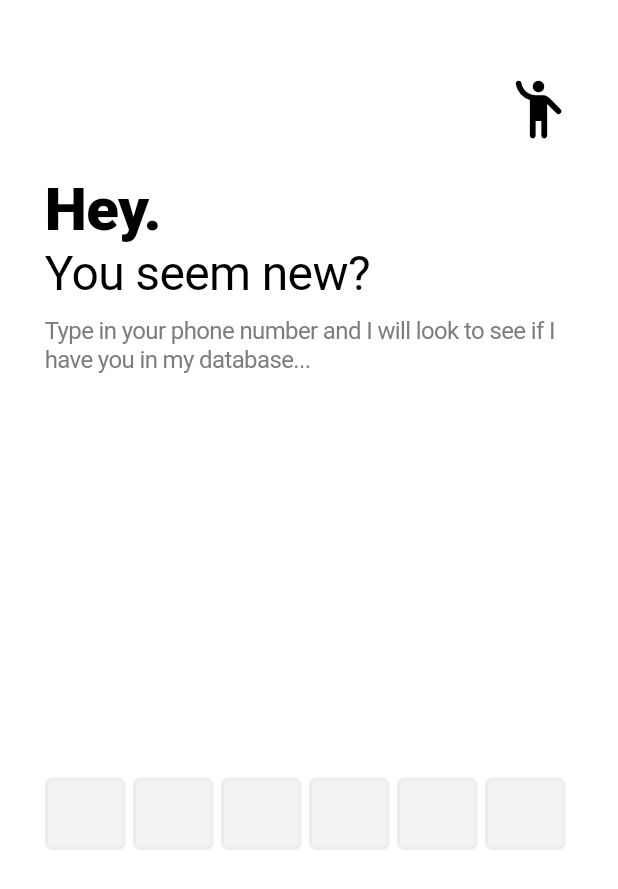
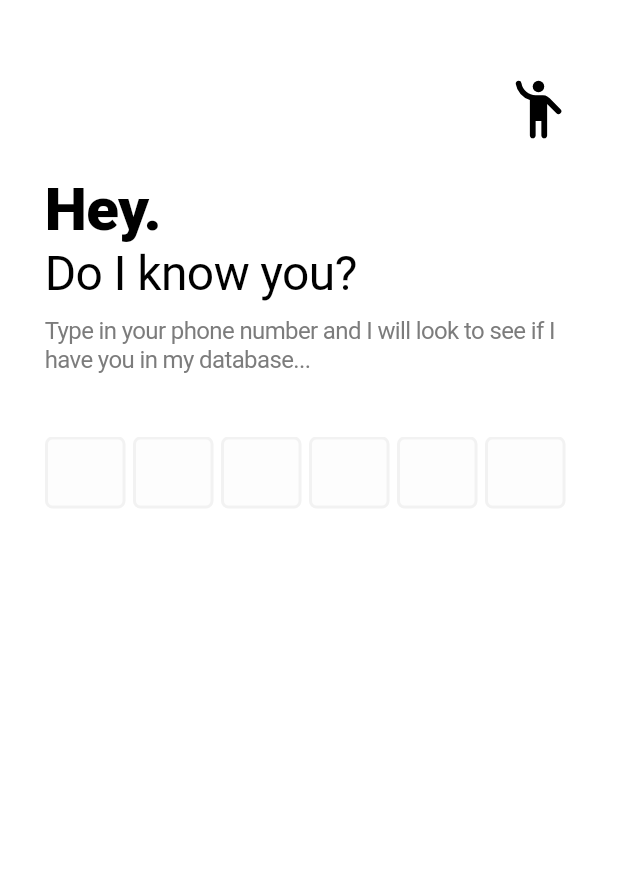
Before and after one commit to lucygeneric/geopig, a Flutter app: the screen it shows after launch, swiped to page 2, on a phone screen of 412 x 824 dp. Shown: the top 889 px of the screen. Run offline on Flutter 3.47's test engine with Material 2 defaults, Android fonts, the phone set to English and light mode, and no system bars; our stand-ins replace after_layout, async_redux, firebase_auth, firebase_core, flutter_svg, intl_phone_number_input; accounts and stored records are empty.

Commit message:
rejigged some shit

```diff
--- a/lib/pages/login/login.dart
+++ b/lib/pages/login/login.dart
@@ -12,34 +12,21 @@ import 'package:geopig/redux/app_state.dart';
 import 'package:geopig/services/auth.dart';
 import 'package:geopig/type.dart';
 import 'package:geopig/widgets/button.dart';
-import 'package:geopig/widgets/input.dart';
 import 'package:geopig/widgets/progress.dart';
 import 'package:geopig/widgets/round_icon.dart';
 import 'package:geopig/widgets/sms_code_input.dart';
 import 'package:intl_phone_number_input/intl_phone_number_input.dart';
 
 
-
-
-abstract class LoginContentEnum {
-  factory LoginContentEnum._() => null; // prevents extension.
-  static const int INITIAL = 0;
-  static const int CODE_ENTRY = 1;
-  static const int CODE_TIMEOUT = 2;
-  static const int AUTH_FAILED = 3;
-  static const int COMPLETE = 4;
-}
 class _Login extends StatefulWidget {
 
   final AuthenticatorState authState;
-  final int contentIndex;
   final int pageIndex;
   final String tagline;
   final String description;
 
   _Login({
     this.authState,
-    this.contentIndex,
     this.pageIndex,
     this.tagline = "",
     this.description = ""
@@ -58,7 +45,7 @@ class _LoginState extends State<_Login> {
   PageController pageController;
   AuthenticationService authService;
   bool phoneNumberIsValid = false;
-  AuthenticatorState stateWas;
+  String taglineWas;
 
   @override
   void initState(){
@@ -88,17 +75,19 @@ class _LoginState extends State<_Login> {
 
   Widget get resendControls => SizedBox(
     width: MediaQuery.of(context).size.width - (kGutterWidth * 2),
-    child: SizedBox(height: 100, child: Flexible(child: Column(children: [
+    height: secondaryControlHeight,
+    child: Column(children: [
       Container(child: Text("Didn't get a code?", style: TextStyles.important(context))),
       Container(child: Text("It can take up to a minute to arrive ...", style: TextStyles.regular(context))),
-      Button(label: "Send it again!")
-  ]))));
+      Button(label: "Send it again!", onTap: resendCode)
+  ]));
 
   Widget get timeoutControls => SizedBox(
     width: MediaQuery.of(context).size.width - (kGutterWidth * 2),
+    height: secondaryControlHeight,
     child: Column(children: [
       Container(child:
-        Button(label: "Send a new code", onTap: authService.resendCode),
+        Button(label: "Send a new code", onTap: resendCode)
       ),
       Button(label: "You didn't send me a code!", color: PigColor.error)
   ]));
@@ -107,9 +96,11 @@ class _LoginState extends State<_Login> {
     FirebaseAuth.instance
       .authStateChanges()
       .listen((User user) {
-        if (user != null)
+        if (user != null){
           // navigate to dash CHECK IF THEY HAS A NAME THO
-          print("Logged in....");
+          print("----------------------- LOGGED IN STATE ------------------------------");
+
+        }
       });
   }
 
@@ -127,45 +118,79 @@ class _LoginState extends State<_Login> {
     return number.phoneNumber;
   }
 
+  void resendCode() async {
+    String fullNumber = await getPhoneNumber(inputController.text);
+    authService.resendCode(fullNumber);
+  }
+
   void timeoutSecondaryControlReveal() async {
-    if (secondaryControlContent == null || controlsVisible) return;
+    // make sure the panel is hidden if the content is awol
+    if (secondaryControlContent == null){
+      this.secondaryControlHeight = 0.0;
+      return;
+    }
+    // don't do this if they are already visible
+    if (controlsVisible) return;
 
-    await Future.delayed(Duration(milliseconds: 1500), () => print("Revealing..."));
-    setState(() { this.secondaryControlHeight = 120.0; });
+    await Future.delayed(Duration(milliseconds: 1500), () => print("[INFO] Revealing Secondary Controls"));
+    setState(() { this.secondaryControlHeight = 130.0; });
   }
 
   void addAdditionalControls(){
-    // sometimes we have additional controls
-    switch (widget.contentIndex){
-      case LoginContentEnum.CODE_ENTRY:
+    // sometimes we have additional controls.  There are rules for when to show them
+    secondaryControlContent = null;
+
+    /// ADDITIVE
+    // if we are on code entry
+    if (widget.pageIndex == PageEnum.CODE_ENTRY.index)
       secondaryControlContent = resendControls;
-        break;
-      case LoginContentEnum.CODE_TIMEOUT:
+
+    // if we are on code timeout
+    if (widget.pageIndex == PageEnum.CODE_TIMEOUT.index)
       secondaryControlContent = timeoutControls;
-        break;
-      default:
-        // do nowt
+
+    /// SUBTRACTIVE
+    // if it's verifying then don't show the controls
+    if (widget.authState == AuthenticatorState.CODE_VERIFYING)
+      secondaryControlContent = null;
+
+    timeoutSecondaryControlReveal();
   }
-    timeoutSecondaryControlReveal();
+
+  Widget loadingWidget(){
+    if ([AuthenticatorState.DIGITS_VERIFYING, AuthenticatorState.CODE_VERIFYING].contains(widget.authState))
+      return Padding(
+        padding: EdgeInsets.symmetric(vertical: 20.0, horizontal: 15.0),
+        child: Row(
+          mainAxisAlignment: MainAxisAlignment.spaceAround,
+          children: [
+            Text(widget.authState == AuthenticatorState.DIGITS_VERIFYING ? "Searching for your digits..." : "Doing a thing...", style: TextStyles.important(context)),
+            Spacer(),
+            ProgressSpinner(size: 16.0),
+          ]
+        )
+
+      );
+    return Container();
   }
 
   @override
   Widget build(BuildContext context) {
 
-    // reset if state changed
-    if (widget.authState != stateWas){
+    // reset if tagline changed because it means the
+    // text items need to regenerate
+    if (widget.tagline != taglineWas){
       reset();
-      stateWas = widget.authState;
+      taglineWas = widget.tagline;
     }
 
     addAdditionalControls();
 
     // build the type array here
     List<String> typeText = [widget.tagline];
-    if (widget.contentIndex == 0)
+    // add a little lead-in
+    if (widget.pageIndex == 0)
       typeText.insertAll(0, ['.','','.',]);
-
-    print("BUILD IS CALLED AND PRIMARY CONTENT OPAICTY IS $primaryContentOpacity");
 
     return Scaffold(
       body: Container(
@@ -213,13 +238,18 @@ class _LoginState extends State<_Login> {
                     Text(widget.description, style: TextStyles.regular(context)),
               )),
 
-              Flexible(child:
+                  Expanded(child:
+                  AnimatedOpacity(
+                duration: Duration(milliseconds: 150),
+                opacity: primaryContentOpacity,
+                child:
                     PageView(
                       controller: pageController,
                       children: [
                         /// IDX 0 - DIGITS/IDLE ------------------
                         Column(
                           mainAxisSize: MainAxisSize.min,
+                          mainAxisAlignment: MainAxisAlignment.start,
                           children: [
                             AnimatedOpacity(
                               duration: Duration(milliseconds: 250),
@@ -257,51 +287,58 @@ class _LoginState extends State<_Login> {
                               ),
                             ),
 
-                        if (widget.authState == AuthenticatorState.VERIFYING)
-                          Padding(
-                            padding: EdgeInsets.symmetric(vertical: 20.0, horizontal: 15.0),
-                            child: Row(
-                              mainAxisAlignment: MainAxisAlignment.spaceAround,
-                              children: [
-                                Text("Searching for your digits...", style: TextStyles.important(context)),
-                                Spacer(),
-                                ProgressSpinner(size: 16.0),
-                              ]
-                            )
+                            loadingWidget()
 
-                          ),
                         ]),
 
                         /// IDX 1 - CODE ------------------
+                        Column(
+                          mainAxisSize: MainAxisSize.min,
+                          mainAxisAlignment: MainAxisAlignment.start,
+                          children: [
                             SmsCodeInput(
-
+                              enabled: widget.pageIndex == PageEnum.CODE_ENTRY.index,
+                              onFinished: (String code) => authService.submitOTP(code),
                             ),
+                            loadingWidget()
+                          ]),
 
                         /// IDX 2 - CODE TIMEOUT
                         Container(child:
-                      Container(child: Text('timeout'))
+                          Container()
                         ),
 
-                    /// IDX 3 - CODE FAILED
-                    Container(child:
-                      Container(child: Text('failed'))
-                    ),
-
-                    /// IDX 4 - COMPLETE
-                    Container(child: Text('complete'))
-                  ]),
-              )
+                        /// IDX 3 - CODE COMPLETE
+                        Column(
+                          mainAxisSize: MainAxisSize.min,
+                          mainAxisAlignment: MainAxisAlignment.start,
+                          children: [
+                            SizedBox(height: 60, child:
+                              Button(label: "GO!", onTap: () => Navigator.of(context).pushReplacementNamed("/dashboard")))
                           ]
                         ),
 
-          // Secondary Controls
-          Positioned(bottom: 0, left:0, child:
+                        /// IDX 4 - ERROR
+                        Container(child:
+                          Text('I don\'t know what to do...'))
+                      ]),
+                  ),
+              ),
+
+              SingleChildScrollView(child:
+                // this thing overflows. problem for another day.
                 AnimatedContainer(
                   duration: Duration(milliseconds: 250),
                   height: secondaryControlHeight,
                   child: secondaryControlContent
                 )
               )
+            ]
+          ),
+
+          // Secondary Controls
+
+
         ])
 
     ));
@@ -310,11 +347,14 @@ class _LoginState extends State<_Login> {
 
 /// REDUX VIEW MODEL /////////////////////////////////////////////////////////
 //////////////////////////////////////////////////////////////////////////////
+///
+enum PageEnum {
+  INITIAL, CODE_ENTRY, CODE_TIMEOUT, COMPLETE, ERROR
+}
 class LoginModel extends Redux.BaseModel<AppState> {
   LoginModel();
 
   AuthenticatorState authState;
-  int contentIndex;
   int pageIndex;
   String tagline;
   String description;
@@ -322,72 +362,68 @@ class LoginModel extends Redux.BaseModel<AppState> {
 
   // Taglines
   List<String> taglineContents = [
-    "You seem new?",
-    "You are new!",
-    "Whoops!",
-    "This is embarrasing..",
-    "complete"
+    "Do I know you?",
+    "Eyeballing...",
+    "Whoops...",
+    "Thanks!",
+    "Uh Oh..."
   ];
 
   // Descriptions
   List<String> descriptionContents = [
     "Type in your phone number and I will look to see if I have you in my database...",
-    "I will send you a txt message with a unique code so that I can verify that you are really you. Enter this code below..",
+    "I have sent you a txt message with a unique code so that I can verify that you are really you. Enter this code below..",
     "It took too long for you to enter the code so I had to reset it, sorry about that.  Ask me for a new code!",
-    "The RealClean login service is unreachable.\n\nCan you check that you are connected to the internet and try this again?",
-    "complete"
+    "We are now connected! Good things await inside, lets get started!",
+    "Something has gone terribly wrong................................................................................"
   ];
 
 
   LoginModel.build({
     @required this.authState,
-    @required this.contentIndex,
     @required this.pageIndex,
     @required this.tagline,
     @required this.description,
-  }) : super(equals: [authState, contentIndex, pageIndex, tagline, description]);
+  }) : super(equals: [authState, pageIndex, tagline, description]);
 
 
   @override
   LoginModel fromStore() {
 
-    int contentIndex;
+
     int pageIndex;
-
+    print("----------------------- state.authState.state ${state.authState.state}");
     switch(state.authState.state){
       case AuthenticatorState.IDLE:
-      case AuthenticatorState.VERIFYING:
-        contentIndex = LoginContentEnum.INITIAL;
-        pageIndex = 0;
+      case AuthenticatorState.DIGITS_VERIFYING:
+        pageIndex = PageEnum.INITIAL.index;
         break;
-      case AuthenticatorState.VERIFIED:
+      case AuthenticatorState.DIGITS_VERIFIED:
       case AuthenticatorState.CODE_SENT:
-        contentIndex = LoginContentEnum.CODE_ENTRY;
-        pageIndex = 1;
+        pageIndex = PageEnum.CODE_ENTRY.index;
         break;
       case AuthenticatorState.FAILED:
-        contentIndex = LoginContentEnum.AUTH_FAILED;
-        pageIndex = 2;
+        pageIndex = PageEnum.ERROR.index;
         break;
       case AuthenticatorState.CODE_TIMEOUT:
-        contentIndex = LoginContentEnum.CODE_TIMEOUT;
-        pageIndex = 1;
+        pageIndex = PageEnum.CODE_TIMEOUT.index;
         break;
-      case AuthenticatorState.VALIDATED:
-        contentIndex = LoginContentEnum.COMPLETE;
-        pageIndex = 3;
+      case AuthenticatorState.CODE_VERIFYING:
+        // no custom content, it's just verifying again...
+        pageIndex = PageEnum.CODE_ENTRY.index;
+        break;
+      case AuthenticatorState.AUTHENTICATED:
+        pageIndex = PageEnum.COMPLETE.index;
         break;
       default:
-        contentIndex = LoginContentEnum.INITIAL;
-        pageIndex = 0;
+        pageIndex = PageEnum.INITIAL.index;
     }
 
     return LoginModel.build(
       authState: state.authState.state,
-      contentIndex: contentIndex,
       pageIndex: pageIndex,
-      tagline: taglineContents[contentIndex],
-      description: descriptionContents[contentIndex]
+      tagline: taglineContents[pageIndex],
+      description: descriptionContents[pageIndex]
     );
   }
 }
@@ -401,7 +437,6 @@ class Login extends StatelessWidget {
         authState: vm.authState,
         tagline: vm.tagline,
         description: vm.description,
-        contentIndex: vm.contentIndex,
         pageIndex: vm.pageIndex
       ),
     );
--- a/lib/services/auth.dart
+++ b/lib/services/auth.dart
@@ -5,12 +5,13 @@ import 'package:geopig/redux/store.dart';
 
 enum AuthenticatorState {
   IDLE,
-  VERIFYING,
-  VERIFIED,
+  DIGITS_VERIFYING,
+  DIGITS_VERIFIED,
   FAILED,
   CODE_SENT,
   CODE_TIMEOUT,
-  VALIDATED
+  CODE_VERIFYING,
+  AUTHENTICATED
 }
 class AuthenticationService {
 
@@ -28,40 +29,49 @@ class AuthenticationService {
 
   AuthCredential phoneAuthCredential;
   String verificationId;
+  int resendCodeToken;
   bool codeSent = false;
+  bool authenticated = false;
 
-  verifyNumber(String number, { bool isResend = false }) {
-    store.dispatch(UpdateAuthenticatorState(value: AuthenticatorState.VERIFYING));
+  verifyNumber(String number, { int forceResendingToken }) {
+
+    if (forceResendingToken == null)
+      store.dispatch(UpdateAuthenticatorState(value: AuthenticatorState.DIGITS_VERIFYING));
+
     FirebaseAuth.instance.verifyPhoneNumber(
       phoneNumber: number,
-      timeout: Duration(seconds: 5),
+      timeout: Duration(seconds: 15),
+      forceResendingToken: forceResendingToken,
       verificationCompleted: (PhoneAuthCredential credential) {
         phoneAuthCredential = credential;
         print("----------- verifyNumber Returns true");
-        if (!isResend)
-          store.dispatch(UpdateAuthenticatorState(value: AuthenticatorState.VERIFIED));
+
+        if (forceResendingToken == null)
+          store.dispatch(UpdateAuthenticatorState(value: AuthenticatorState.DIGITS_VERIFIED));
       },
       verificationFailed: (FirebaseAuthException e) {
         print("----------- unable to authenticate, $e");
+
         store.dispatch(UpdateAuthenticatorState(value: AuthenticatorState.FAILED));
       },
       codeSent: (String vId, int resendToken) {
         print("----------- code sent, $verificationId");
         verificationId = vId;
+        resendCodeToken = resendToken;
+
         store.dispatch(UpdateAuthenticatorState(value: AuthenticatorState.CODE_SENT));
-        // debug
-        // submitOTP("123456");
       },
       codeAutoRetrievalTimeout: (String vId) {
         print("----------- code timeout, $verificationId");
         verificationId = vId;
-        store.dispatch(UpdateAuthenticatorState(value: AuthenticatorState.CODE_TIMEOUT));
-      },
+        if (!authenticated)
+          store.dispatch(UpdateAuthenticatorState(value: AuthenticatorState.CODE_TIMEOUT));
+      }
     );
   }
 
   void resendCode(String number){
-    verifyNumber(number, isResend: true);
+    verifyNumber(number, forceResendingToken: resendCodeToken);
   }
 
   void verificationCompleted(AuthCredential cred) {
@@ -69,6 +79,9 @@ class AuthenticationService {
   }
 
   submitOTP(String smsCode) async {
+
+    store.dispatch(UpdateAuthenticatorState(value: AuthenticatorState.CODE_VERIFYING));
+
     phoneAuthCredential = PhoneAuthProvider.credential(
         verificationId: verificationId, smsCode: smsCode);
 
@@ -76,7 +89,8 @@ class AuthenticationService {
       await FirebaseAuth.instance
           .signInWithCredential(phoneAuthCredential)
           .then((UserCredential credential) {
-            store.dispatch(UpdateAuthenticatorState(value: AuthenticatorState.VALIDATED));
+            authenticated = true;
+            store.dispatch(UpdateAuthenticatorState(value: AuthenticatorState.AUTHENTICATED));
           }).catchError((e) { return false; });
     } catch (e) {
       store.dispatch(UpdateAuthenticatorState(value: AuthenticatorState.FAILED));
--- a/lib/widgets/button.dart
+++ b/lib/widgets/button.dart
@@ -24,7 +24,7 @@ class Button extends StatelessWidget {
           borderRadius: BorderRadius.circular(kBorderRadius)
         ),
         color: color,
-        onPressed: () {},
+        onPressed: onTap,
         child: Padding(
           padding: EdgeInsets.all(15.0),
           child: Text(label, style: TextStyles.button(context).copyWith(color: Utils.darken(color, 0.5))
--- a/lib/widgets/input.dart
+++ b/lib/widgets/input.dart
@@ -10,11 +10,15 @@ class Input extends StatelessWidget {
   final TextEditingController controller;
   final bool enabled;
   final int maxLength;
+  final FocusNode focusNode;
+  final Function onChanged;
 
   Input({
     this.controller,
     this.enabled = true,
-    this.maxLength
+    this.maxLength,
+    this.focusNode,
+    this.onChanged
   });
 
   OutlineInputBorder standardBorder({Color color}){
@@ -32,7 +36,7 @@ class Input extends StatelessWidget {
     focusedBorder: standardBorder(color: PigColor.primary),
     errorBorder: standardBorder(color: PigColor.error),
     disabledBorder: standardBorder(color: PigColor.interfaceGrey.withOpacity(0.1)),
-    enabledBorder: standardBorder()
+    enabledBorder: standardBorder(),
   );
 
 
@@ -44,6 +48,8 @@ class Input extends StatelessWidget {
         maxLength: maxLength ?? TextField.noMaxLength,
         decoration: codeDecoration,
         style: TextStyles.button(context),
+        focusNode: focusNode,
+        onChanged: onChanged,
         textAlign: TextAlign.center);
 
   }
--- a/lib/widgets/sms_code_input.dart
+++ b/lib/widgets/sms_code_input.dart
@@ -4,8 +4,9 @@ import 'package:geopig/widgets/input.dart';
 class SmsCodeInput extends StatefulWidget {
 
   final Function onFinished;
+  final bool enabled;
 
-  SmsCodeInput({@required this.onFinished});
+  SmsCodeInput({@required this.onFinished, this.enabled = true});
 
   @override
   _SmsCodeInputState createState() => _SmsCodeInputState();
@@ -14,26 +15,49 @@ class SmsCodeInput extends StatefulWidget {
 class _SmsCodeInputState extends State<SmsCodeInput> {
 
   List<TextEditingController> codeControllers = [];
+  List<FocusNode> codeFocusNodes  = [];
+  bool complete = false;
 
   @override
   void initState(){
     for (int i = 0; i <= 5; i++) { codeControllers.add(TextEditingController());}
+    for (int i = 0; i <= 5; i++) { codeFocusNodes.add(FocusNode());}
     super.initState();
   }
 
-  List<Widget> get codeInputs  => codeControllers.map((TextEditingController controller) =>
+  List<Input> get codeInputs => codeControllers.map((TextEditingController controller) =>
     Input(
       controller: controller,
       maxLength: 1,
+      enabled: widget.enabled,
+      focusNode: codeFocusNodes[codeControllers.indexOf(controller)],
+      onChanged: (String value) => focusNext()
+  )).toList();
 
-  )).toList();
+  void focusNext(){
+    Input nextEmpty = codeInputs.firstWhere((Input input) => input.controller.text == "", orElse: () => null);
+    if (nextEmpty != null){
+      // sometimes things happen and this widget becomes disabled...
+      widget.enabled ? nextEmpty.focusNode.requestFocus() : defocus();
+    } else {
+      complete = true;
+      defocus();
+      widget.onFinished(codeControllers.map((e) => e.text).toList().join(""));
+    }
+  }
+
+  void defocus() => FocusScope.of(context).requestFocus(new FocusNode());
 
   @override
   Widget build(BuildContext context) {
+
+    // if this widget is enabled force focus the the next empty controller
+    if (!complete) focusNext();
+
     return Row(children: codeInputs.map((Widget input){
-      if(input != codeInputs.last)
-        return Flexible(child: Container(padding: EdgeInsets.only(right: 5.0), child: input));
-      return input;
-    }).toList());
+        if(input != codeInputs.last)
+          return Flexible(child: Container(padding: EdgeInsets.only(right: 5.0), child: input));
+        return input;
+      }).toList());
   }
 }
```
Also changed, not shown: lib/pages/dashboard/dashboard.dart (+8 -1 lines), 1 other file. Lines whose indentation alone changed are shown as unchanged.
